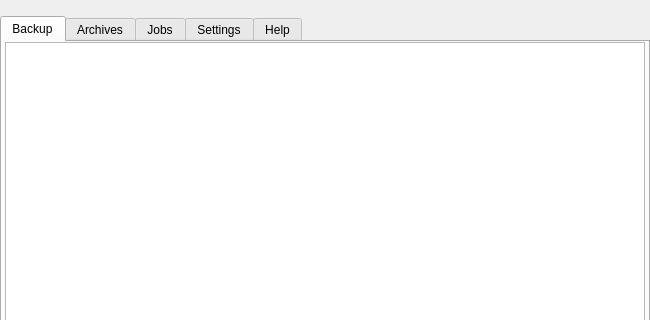
Above: forms/mainwindow.ui from Tarsnap/tarsnap-gui before the change; both pictures show x 0 to 650 and y 0 to 320 of the 650 by 610 pixel window. Below: the same form after it.
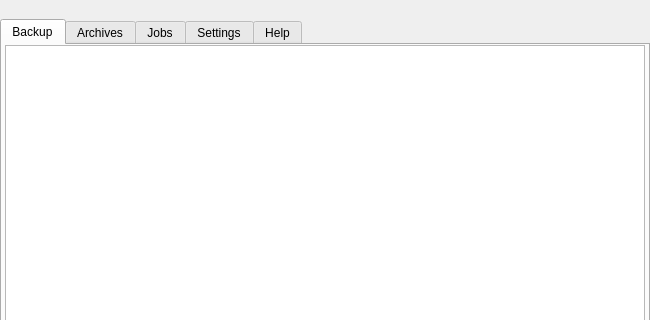
That is the form after the change. Icons and pictures are not drawn. Custom widgets are drawn as their Qt base class.

```diff
--- a/forms/mainwindow.ui
+++ b/forms/mainwindow.ui
@@ -34,7 +34,7 @@
     <number>0</number>
    </property>
    <property name="topMargin">
-    <number>16</number>
+    <number>19</number>
    </property>
    <property name="rightMargin">
     <number>0</number>
```
Left out of the diff: 10 changed lines with no effect on the pictures.
